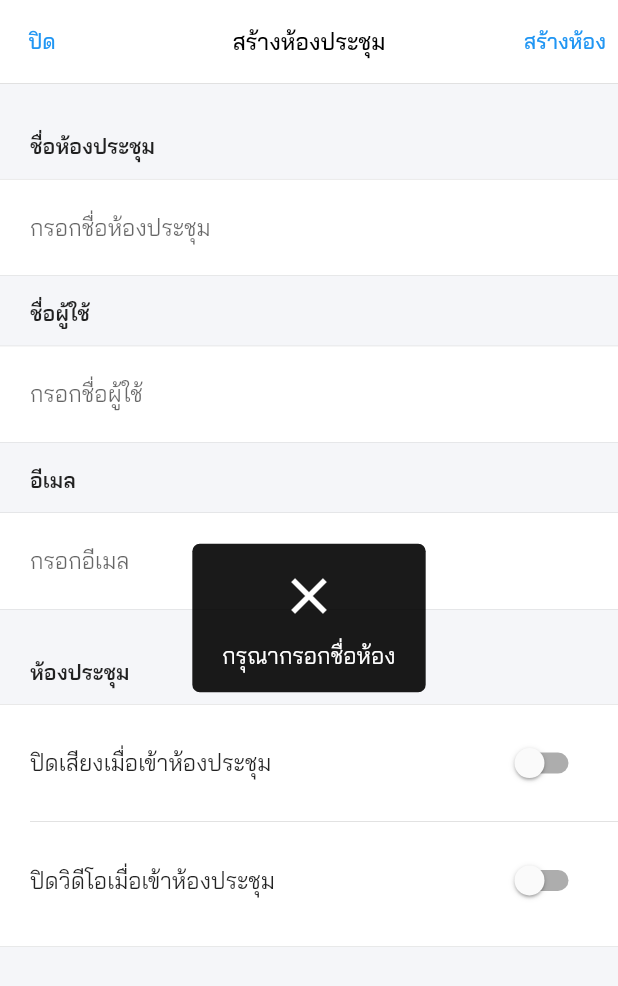
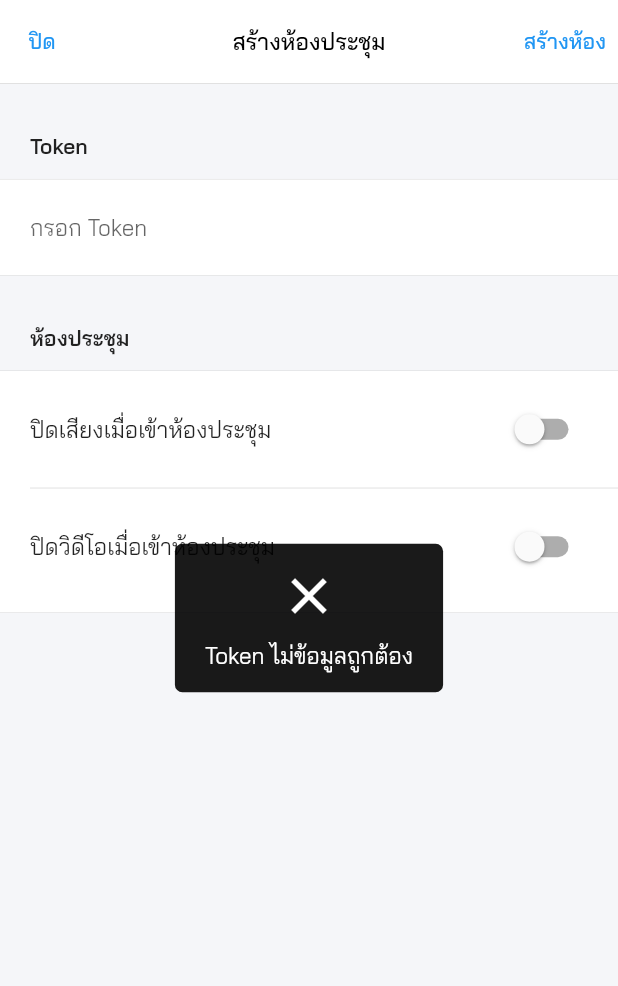
Before and after one commit to projectdew1/demojitsi, a Flutter app: the CreateScreen screen opened by its route, after a tap on "สร้างห้อง", on a phone screen of 412 x 824 dp. Shown: the top 986 px of the screen. Run offline on Flutter 3.47's test engine with Material 2 defaults, Android fonts, the phone set to English and light mode, and no system bars; our stand-ins replace flutter_easyloading, flutter_svg, shared_preferences, uni_links; missing offline and left inert: jaguar_jwt, jitsi_meet; accounts and stored records are empty; project files that could hold a hidden picture were left out.

Commit message:
update bug

```diff
--- a/lib/Page/CreateMeet/components/create_body.dart
+++ b/lib/Page/CreateMeet/components/create_body.dart
@@ -10,8 +10,9 @@ class CreateMeetBody extends StatefulWidget {
   final TextEditingController room;
   final TextEditingController name;
   final TextEditingController email;
+  final TextEditingController token;
 
-  const CreateMeetBody({Key key, this.room, this.name, this.email})
+  const CreateMeetBody({Key key, this.room, this.name, this.email, this.token})
       : super(key: key);
 
   @override
@@ -28,26 +29,32 @@ class _CreateMeetBodyState extends State<CreateMeetBody> {
     return SingleChildScrollView(
       child: Column(crossAxisAlignment: CrossAxisAlignment.start, children: <
           Widget>[
+        // SizedBox(height: size.height * 0.04),
+        // TextFieldBox(
+        //   titleText: 'ชื่อห้องประชุม',
+        //   hintText: 'กรอกชื่อห้องประชุม',
+        //   controller: widget.room,
+        // ),
+        // SizedBox(height: size.height * 0.02),
+        // TextFieldBox(
+        //   titleText: 'ชื่อผู้ใช้',
+        //   hintText: 'กรอกชื่อผู้ใช้',
+        //   controller: widget.name,
+        // ),
+        // SizedBox(height: size.height * 0.02),
+        // TextFieldBox(
+        //   titleText: 'อีเมล',
+        //   hintText: 'กรอกอีเมล',
+        //   controller: widget.email,
+        // ),
+        // SizedBox(height: size.height * 0.04),
         SizedBox(height: size.height * 0.04),
         TextFieldBox(
-          titleText: 'ชื่อห้องประชุม',
-          hintText: 'กรอกชื่อห้องประชุม',
-          controller: widget.room,
-        ),
-        SizedBox(height: size.height * 0.02),
-        TextFieldBox(
-          titleText: 'ชื่อผู้ใช้',
-          hintText: 'กรอกชื่อผู้ใช้',
-          controller: widget.name,
-        ),
-        SizedBox(height: size.height * 0.02),
-        TextFieldBox(
-          titleText: 'อีเมล',
-          hintText: 'กรอกอีเมล',
-          controller: widget.email,
+          titleText: 'Token',
+          hintText: 'กรอก Token',
+          controller: widget.token,
         ),
         SizedBox(height: size.height * 0.04),
-
         // Mute on Entry
         Padding(
           padding: const EdgeInsets.symmetric(horizontal: 20),
--- a/lib/Page/CreateMeet/create_screen.dart
+++ b/lib/Page/CreateMeet/create_screen.dart
@@ -22,6 +22,7 @@ class _CreateScreenState extends State<CreateScreen> {
   final room = TextEditingController();
   final name = TextEditingController();
   final email = TextEditingController();
+  final tokenLink = TextEditingController();
 
   // _CreateScreenState(this.room, this.name, this.email);
 
@@ -59,68 +60,80 @@ class _CreateScreenState extends State<CreateScreen> {
 
   _joinMeeting() async {
     FocusManager.instance.primaryFocus?.unfocus();
-    if (room.text.trim() == "") {
-      await EasyLoading.showError('กรุณากรอกชื่อห้อง');
+    // if (room.text.trim() == "") {
+    //   await EasyLoading.showError('กรุณากรอกชื่อห้อง');
+    //   return;
+    // }
+
+    // if (name.text.trim() == "") {
+    //   await EasyLoading.showError('กรุณากรอกชื่อผู้ใช้งาน');
+    //   return;
+    // }
+
+    SharedPreferences prefs = await SharedPreferences.getInstance();
+    // String serverUrl = await prefs.getString(SERVER_JITSI);
+
+    // String roomtxt = await jointMethods.roomConvert(room.text);
+    bool isAudioMuted = await prefs.getBool(AUDIO_MUTE_JITSI_C);
+    bool isVideoMuted = await prefs.getBool(VIDEO_MUTE_JITSI_C);
+    final key = '83D8F671657020295CBBE977E90FB313';
+
+    final decClaimSet = verifyJwtHS256Signature(tokenLink.text, key);
+
+    if (decClaimSet['room'] == null) {
+      await EasyLoading.showError('Token ไม่ข้อมูลถูกต้อง');
       return;
     }
 
-    if (name.text.trim() == "") {
-      await EasyLoading.showError('กรุณากรอกชื่อผู้ใช้งาน');
+    if (decClaimSet.subject == null) {
+      await EasyLoading.showError('Token ไม่ข้อมูลถูกต้อง');
       return;
     }
 
-    SharedPreferences prefs = await SharedPreferences.getInstance();
-    String serverUrl = await prefs.getString(SERVER_JITSI);
+    // if (serverUrl.trim() == "") {
+    //   serverUrl = " https://cmss-edubkk.com/";
+    //   int http = room.text.indexOf("://");
+    //   if (http >= 0) {
+    //     int index = room.text.lastIndexOf("/");
+    //     int checkName = index + 1;
+    //     int link = http + 2;
+    //     String str = room.text.substring(0, index);
 
-    String roomtxt = await jointMethods.roomConvert(room.text);
-    bool isAudioMuted = await prefs.getBool(AUDIO_MUTE_JITSI_C);
-    bool isVideoMuted = await prefs.getBool(VIDEO_MUTE_JITSI_C);
+    //     if (http == link) {
+    //       await EasyLoading.showError('ชื่อห้องหรือ URL ไม่ถูกต้อง');
+    //       return;
+    //     }
 
-    if (serverUrl.trim() == "") {
-      serverUrl = " https://cmss-edubkk.com/";
-      int http = room.text.indexOf("://");
-      if (http >= 0) {
-        int index = room.text.lastIndexOf("/");
-        int checkName = index + 1;
-        int link = http + 2;
-        String str = room.text.substring(0, index);
+    //     if (room.text.length == checkName) {
+    //       await EasyLoading.showError('ลิ้งค์ URL กรุณากรอกชื่อห้อง');
+    //       return;
+    //     }
 
-        if (http == link) {
-          await EasyLoading.showError('ชื่อห้องหรือ URL ไม่ถูกต้อง');
-          return;
-        }
+    //     if (str == "https:/" || str == "http:/") {
+    //       await EasyLoading.showError('ชื่อห้องหรือ URL ไม่ถูกต้อง');
+    //       return;
+    //     }
 
-        if (room.text.length == checkName) {
-          await EasyLoading.showError('ลิ้งค์ URL กรุณากรอกชื่อห้อง');
-          return;
-        }
+    //     serverUrl = str;
+    //   }
+    // }
 
-        if (str == "https:/" || str == "http:/") {
-          await EasyLoading.showError('ชื่อห้องหรือ URL ไม่ถูกต้อง');
-          return;
-        }
+    // String serverToken = serverUrl.substring(serverUrl.indexOf('://') + 3);
 
-        serverUrl = str;
-      }
-    }
+    // if (roomtxt.indexOf(".") >= 0) {
+    //   await EasyLoading.showError('ชื่อห้องหรือ URL ไม่ถูกต้อง');
+    //   return;
+    // }
 
-    String serverToken = serverUrl.substring(serverUrl.indexOf('://') + 3);
+    // final claimSet = JwtClaim(
+    //   audience: <String>['jitsi'],
+    //   issuer: '123456',
+    //   subject: serverToken,
+    //   otherClaims: <String, dynamic>{"room": roomtxt},
+    // );
 
-    if (roomtxt.indexOf(".") >= 0) {
-      await EasyLoading.showError('ชื่อห้องหรือ URL ไม่ถูกต้อง');
-      return;
-    }
-
-    final key = '83D8F671657020295CBBE977E90FB313';
-    final claimSet = JwtClaim(
-      audience: <String>['jitsi'],
-      issuer: '123456',
-      subject: serverToken,
-      otherClaims: <String, dynamic>{"room": roomtxt},
-    );
-
-    // Generate a JWT from the claim set
-    final token = issueJwtHS256(claimSet, key);
+    // // Generate a JWT from the claim set
+    // final token = issueJwtHS256(claimSet, key);
 
     Map<FeatureFlagEnum, bool> featureFlags = {
       FeatureFlagEnum.WELCOME_PAGE_ENABLED: false,
@@ -137,15 +150,15 @@ class _CreateScreenState extends State<CreateScreen> {
       }
     }
     // Define meetings options here
-    var options = JitsiMeetingOptions(room: roomtxt)
-      ..serverURL = serverUrl
+    var options = JitsiMeetingOptions(room: decClaimSet['room'])
+      ..serverURL = "https://" + decClaimSet.subject
       // ..subject = subjectText.text
-      ..userDisplayName = name.text
-      ..userEmail = email.text
+      // ..userDisplayName = name.text
+      // ..userEmail = email.text
       // ..audioOnly = isAudioOnly
       ..audioMuted = isAudioMuted
       ..videoMuted = isVideoMuted
-      ..token = token
+      ..token = tokenLink.text
       ..featureFlags.addAll(featureFlags)
       ..webOptions = {
         "roomName": room,
@@ -153,7 +166,7 @@ class _CreateScreenState extends State<CreateScreen> {
         "height": "100%",
         "enableWelcomePage": false,
         "chromeExtensionBanner": null,
-        "userInfo": {"displayName": name.text}
+        // "userInfo": {"displayName": name.text}
       };
 
     debugPrint("JitsiMeetingOptions: $options");
@@ -188,7 +201,8 @@ class _CreateScreenState extends State<CreateScreen> {
       child: Scaffold(
         backgroundColor: Color(0xFFF5F6F9),
         appBar: buildAppBar(context),
-        body: CreateMeetBody(room: room, name: name, email: email),
+        body: CreateMeetBody(
+            room: room, name: name, email: email, token: tokenLink),
       ),
     );
   }
--- a/lib/Page/Jitsi/index.dart
+++ b/lib/Page/Jitsi/index.dart
@@ -33,7 +33,7 @@ class _MeetingState extends State<Meeting> {
     prefs.setString(EMAIL_JITSI, "");
     prefs.setBool(AUDIO_MUTE_JITSI, false);
     prefs.setBool(VIDEO_MUTE_JITSI, false);
-    prefs.setString(SERVER_JITSI, "https://meet.frappet.com");
+    prefs.setString(SERVER_JITSI, "");
 
     setState(() {
       name = prefs.getString(NAME_JITSI);
--- a/lib/Page/Main/index.dart
+++ b/lib/Page/Main/index.dart
@@ -314,7 +314,7 @@ class _MainState extends State<Main> with SingleTickerProviderStateMixin {
     // Define meetings options here
     var options = JitsiMeetingOptions(room: room)
       // ..serverURL = serverUrl
-      ..serverURL = "https://meet.frappet.com/"
+      ..serverURL = serverUrl
       ..subject = ""
       ..userDisplayName =
           prefs.getString(NAME_JITSI) == "" ? "me" : prefs.getString(NAME_JITSI)
--- a/lib/Page/Main/meet_screen.dart
+++ b/lib/Page/Main/meet_screen.dart
@@ -29,16 +29,16 @@ class MeetScreen extends StatelessWidget {
               },
               tooltip: 'ตั้งค่า',
             ),
-            // IconButton(
-            //   iconSize: 24,
-            //   icon: Icon(Icons.add_call),
-            //   color: Colors.deepOrange[300],
-            //   onPressed: () {
-            //     FocusManager.instance.primaryFocus?.unfocus();
-            //     Navigator.pushNamed(context, '/createscreen');
-            //   },
-            //   tooltip: 'สร้างห้อง',
-            // ),
+            IconButton(
+              iconSize: 24,
+              icon: Icon(Icons.add_call),
+              color: Colors.deepOrange[300],
+              onPressed: () {
+                FocusManager.instance.primaryFocus?.unfocus();
+                Navigator.pushNamed(context, '/createscreen');
+              },
+              tooltip: 'สร้างห้อง',
+            ),
           ]),
     );
   }
```
